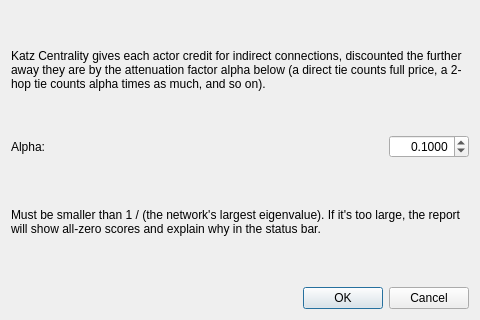
The window that src/forms/dialogcentralitykatz.ui (socnetv/app) describes before a commit, drawn with Qt 5.
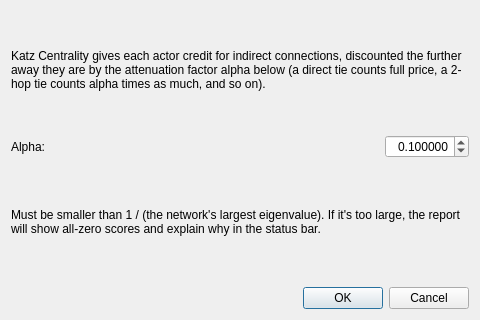
The same window after the commit.

Diff of the .ui file:
```diff
--- a/src/forms/dialogcentralitykatz.ui
+++ b/src/forms/dialogcentralitykatz.ui
@@ -73,10 +73,10 @@
         <set>Qt::AlignmentFlag::AlignRight|Qt::AlignmentFlag::AlignTrailing|Qt::AlignmentFlag::AlignVCenter</set>
        </property>
        <property name="decimals">
-        <number>4</number>
+        <number>6</number>
        </property>
        <property name="minimum">
-        <double>0.000100000000000</double>
+        <double>0.000001000000000</double>
        </property>
        <property name="maximum">
         <double>10.000000000000000</double>
```
